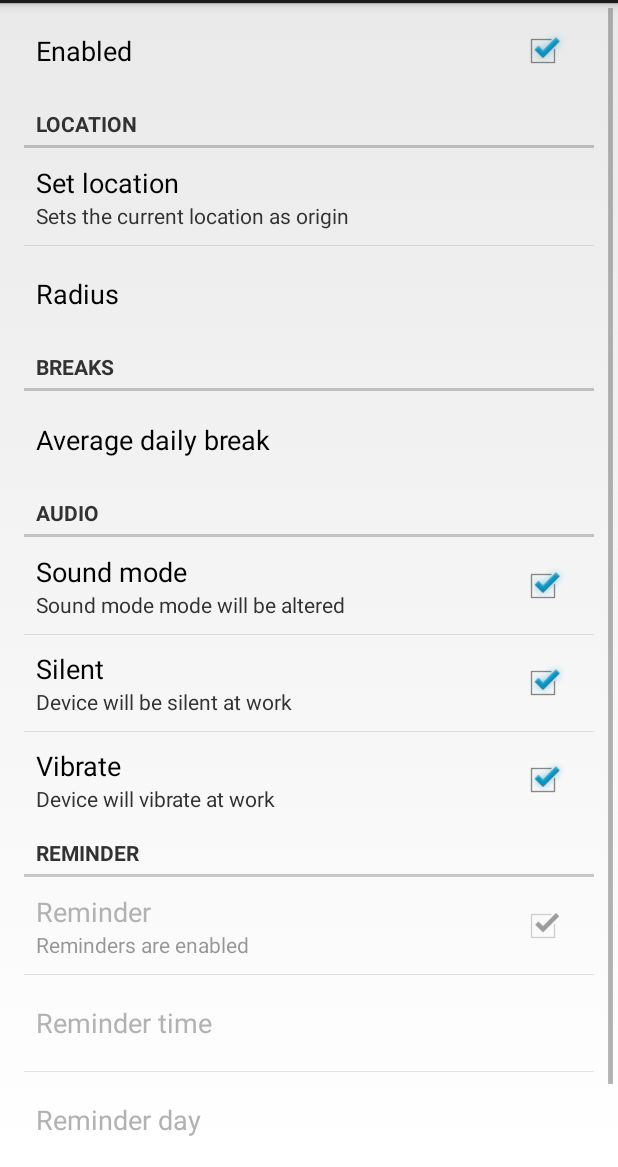
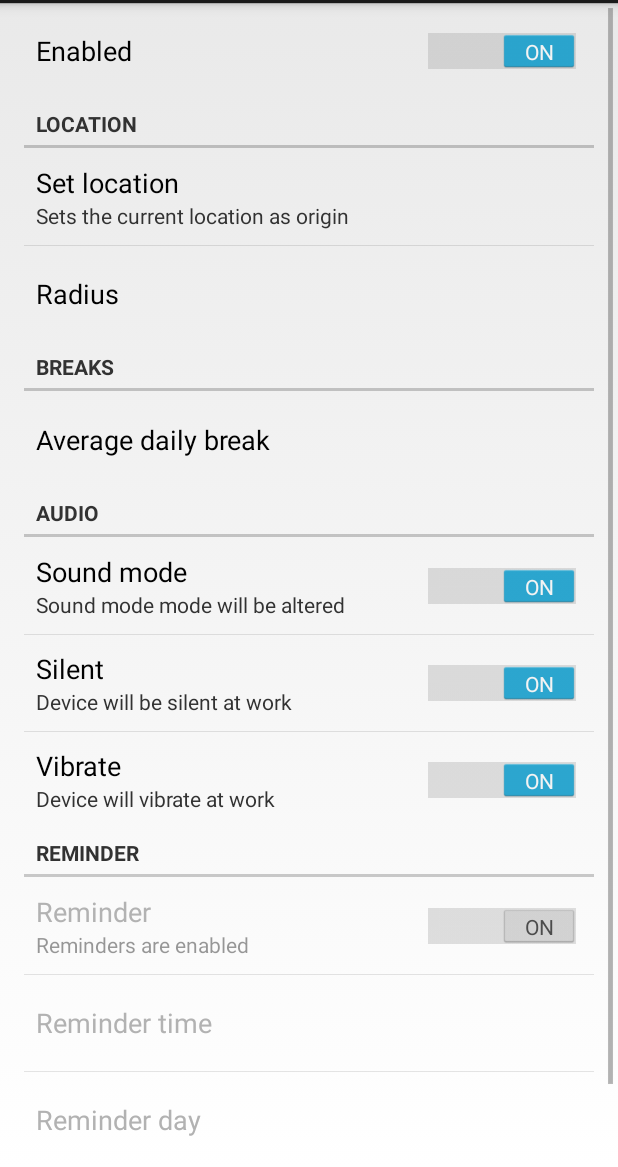
Before and after one commit to tokko/CameAndWent, an Android app: the fragment SettingsFragment shown on its own in the app's theme, on a phone screen of 412 x 824 dp, the part 69-1236 px from its top. Run offline under Robolectric (Android 15) with nearby library versions, the phone set to English and light mode, and no system bars.

```diff
--- a/app/src/main/res/xml/preferences.xml
+++ b/app/src/main/res/xml/preferences.xml
@@ -1,7 +1,7 @@
 <PreferenceScreen
     xmlns:android="http://schemas.android.com/apk/res/android">
 
-    <CheckBoxPreference
+    <SwitchPreference
         android:key="enabled"
         android:title="Enabled"
         android:defaultValue="true" />
@@ -41,7 +41,7 @@
         android:key="audio"
         android:defaultValue="true" >
 
-        <CheckBoxPreference
+        <SwitchPreference
             android:defaultValue="true"
             android:title="Sound mode"
             android:dependency="audio"
@@ -49,14 +49,14 @@
             android:summaryOn="Sound mode mode will be altered"
             android:key="soundmode" />
 
-        <CheckBoxPreference
+        <SwitchPreference
             android:dependency="soundmode"
             android:title="Silent"
             android:defaultValue="true"
             android:key="silent"
             android:summaryOn="Device will be silent at work"
             android:summaryOff="Device will not be silent at work"/>
-        <CheckBoxPreference
+        <SwitchPreference
             android:dependency="silent"
             android:key="vibrate"
             android:title="Vibrate"
@@ -73,7 +73,7 @@
         android:title="Reminder">
 
 
-        <CheckBoxPreference
+        <SwitchPreference
             android:defaultValue="true"
             android:title="Reminder"
             android:summaryOff="Reminders are disabled"
@@ -93,7 +93,7 @@
             android:dependency="reminders"
             android:title="Reminder day"/>
 
-        <CheckBoxPreference
+        <SwitchPreference
             android:defaultValue="true"
             android:title="Vibrate"
             android:key="vibrate"
```
Also changed, not shown: 2 other files.
